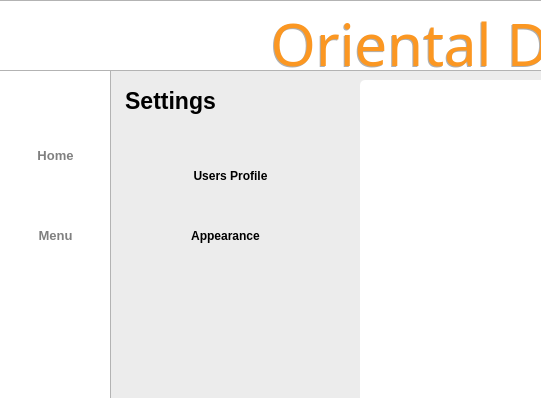
First picture: the form in ProjectApp/ui/settingscreenforcashier.ui, repository Patatims/CCSFEN2_Project, before the edit; both pictures show x 0 to 541 and y 0 to 398 of the 1200 by 800 pixel window.
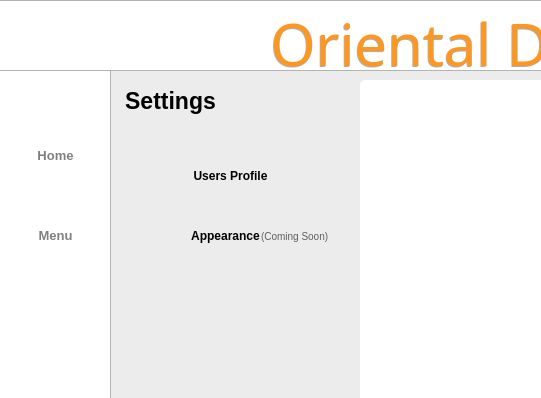
Second picture: the form after the edit. Icons and pictures are not drawn.

Patch:
```diff
--- a/ProjectApp/ui/settingscreenforcashier.ui
+++ b/ProjectApp/ui/settingscreenforcashier.ui
@@ -583,6 +583,35 @@
      <bool>true</bool>
     </property>
    </widget>
+   <widget class="QLabel" name="label_11">
+    <property name="geometry">
+     <rect>
+      <x>261</x>
+      <y>230</y>
+      <width>81</width>
+      <height>16</height>
+     </rect>
+    </property>
+    <property name="styleSheet">
+     <string notr="true">QLabel{
+   
+	color: rgba(0, 0, 0, 0.6);
+    font-family: &quot;Roboto&quot;;
+    font-size: 10px;
+    font-weight: 400;
+
+}</string>
+    </property>
+    <property name="text">
+     <string>(Coming Soon)</string>
+    </property>
+    <property name="alignment">
+     <set>Qt::AlignLeading|Qt::AlignLeft|Qt::AlignTop</set>
+    </property>
+    <property name="wordWrap">
+     <bool>false</bool>
+    </property>
+   </widget>
    <zorder>sidebar</zorder>
    <zorder>titlebar</zorder>
    <zorder>whitebg</zorder>
```
Left out of the diff: 1 changed line with no effect on the pictures.
